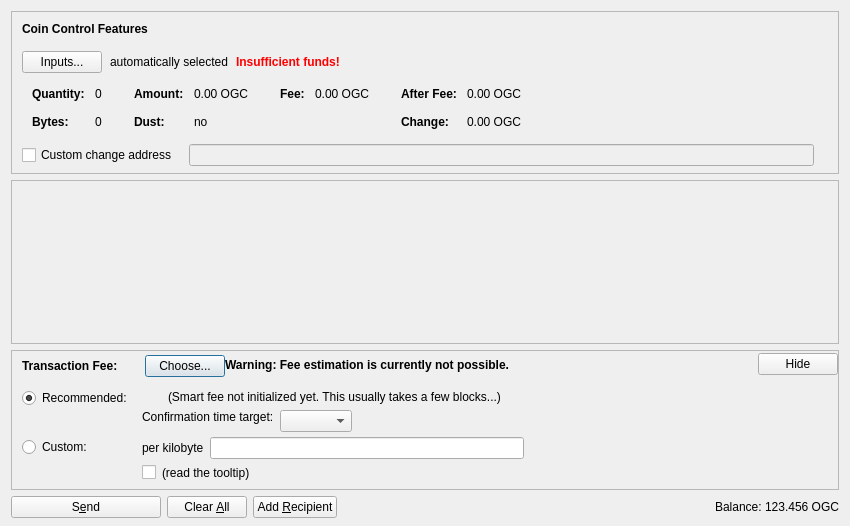
The window that src/qt/forms/sendcoinsdialog.ui (minblock/ogkushcoin) describes before a commit, drawn with Qt 5.
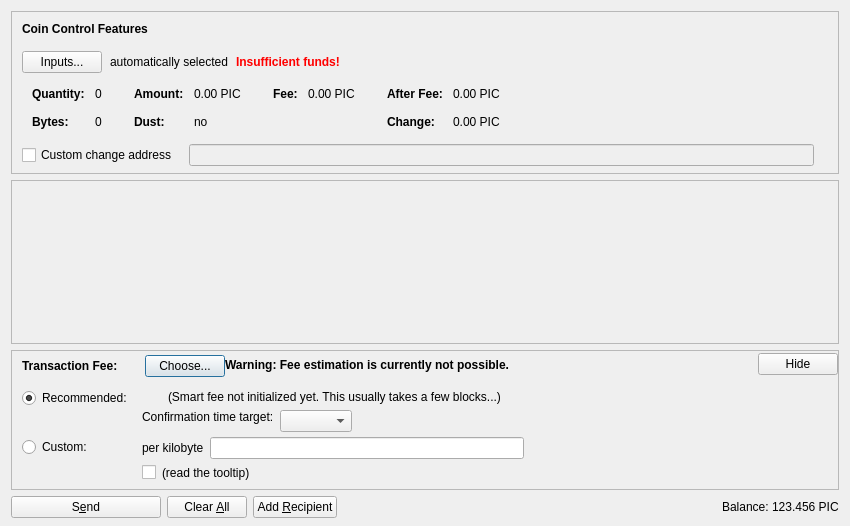
The same window after the commit. Icons and pictures are not drawn. Custom widgets are drawn as their Qt base class.

The edit to the form file:
```diff
--- a/src/qt/forms/sendcoinsdialog.ui
+++ b/src/qt/forms/sendcoinsdialog.ui
@@ -324,7 +324,7 @@
                   <enum>Qt::ActionsContextMenu</enum>
                  </property>
                  <property name="text">
-                  <string notr="true">0.00 OGC</string>
+                  <string notr="true">0.00 PIC</string>
                  </property>
                  <property name="textInteractionFlags">
                   <set>Qt::LinksAccessibleByMouse|Qt::TextSelectableByKeyboard|Qt::TextSelectableByMouse</set>
@@ -404,7 +404,7 @@
                   <enum>Qt::ActionsContextMenu</enum>
                  </property>
                  <property name="text">
-                  <string notr="true">0.00 OGC</string>
+                  <string notr="true">0.00 PIC</string>
                  </property>
                  <property name="textInteractionFlags">
                   <set>Qt::LinksAccessibleByMouse|Qt::TextSelectableByKeyboard|Qt::TextSelectableByMouse</set>
@@ -455,7 +455,7 @@
                   <enum>Qt::ActionsContextMenu</enum>
                  </property>
                  <property name="text">
-                  <string notr="true">0.00 OGC</string>
+                  <string notr="true">0.00 PIC</string>
                  </property>
                  <property name="textInteractionFlags">
                   <set>Qt::LinksAccessibleByMouse|Qt::TextSelectableByKeyboard|Qt::TextSelectableByMouse</set>
@@ -484,7 +484,7 @@
                   <enum>Qt::ActionsContextMenu</enum>
                  </property>
                  <property name="text">
-                  <string notr="true">0.00 OGC</string>
+                  <string notr="true">0.00 PIC</string>
                  </property>
                  <property name="textInteractionFlags">
                   <set>Qt::LinksAccessibleByMouse|Qt::TextSelectableByKeyboard|Qt::TextSelectableByMouse</set>
@@ -1237,7 +1237,7 @@
           <cursorShape>IBeamCursor</cursorShape>
          </property>
          <property name="text">
-          <string notr="true">123.456 OGC</string>
+          <string notr="true">123.456 PIC</string>
          </property>
          <property name="textInteractionFlags">
           <set>Qt::LinksAccessibleByMouse|Qt::TextSelectableByKeyboard|Qt::TextSelectableByMouse</set>
```
Left out of the diff: 4 changed lines with no effect on the pictures.
